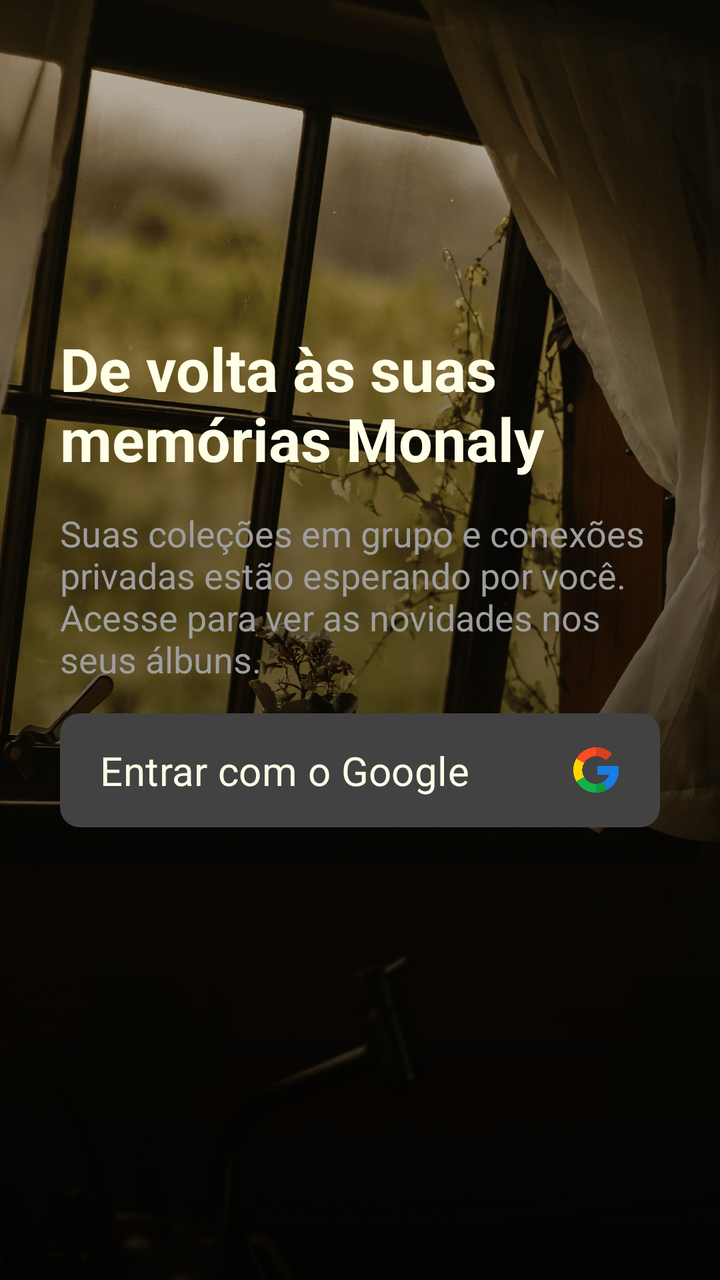
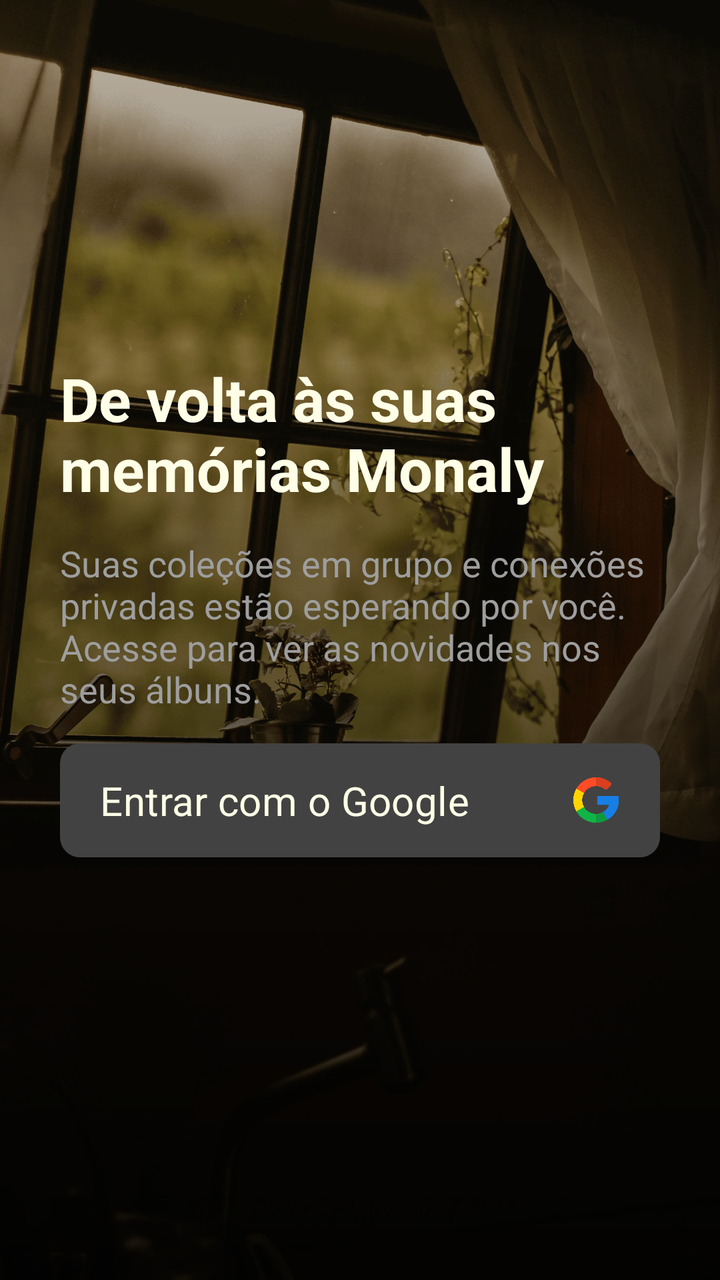

The first picture is an Android layout as it rendered before a commit; the second is the same layout after the commit. The layout source and the unified diff follow.
<!-- AndroidManifest.xml: application theme Theme.Monaly -->
<!-- res/layout/activity_login.xml -->
<?xml version="1.0" encoding="utf-8"?>
<androidx.constraintlayout.widget.ConstraintLayout
    xmlns:android="http://schemas.android.com/apk/res/android"
    xmlns:app="http://schemas.android.com/apk/res-auto"
    xmlns:tools="http://schemas.android.com/tools"
    android:id="@+id/main"
    android:layout_width="match_parent"
    android:layout_height="match_parent"
    tools:context=".ui.activity.LoginActivity"
    android:background="@color/black">

    <ImageView
        android:id="@+id/imageBackgroundLogin"
        android:layout_width="0dp"
        android:layout_height="0dp"
        android:scaleType="centerCrop"
        android:src="@drawable/img_background_login"
        app:layout_constraintBottom_toBottomOf="parent"
        app:layout_constraintEnd_toEndOf="parent"
        app:layout_constraintStart_toStartOf="parent"
        app:layout_constraintTop_toTopOf="parent" />

    <ImageView
        android:id="@+id/imageGradientEffect"
        android:layout_width="0dp"
        android:layout_height="0dp"
        android:src="@drawable/bg_gradient_black"
        android:alpha="0.8"
        app:layout_constraintBottom_toBottomOf="parent"
        app:layout_constraintEnd_toEndOf="parent"
        app:layout_constraintHorizontal_bias="0.0"
        app:layout_constraintStart_toStartOf="parent"
        app:layout_constraintTop_toTopOf="parent" />

    <TextView
        android:id="@+id/textTitleLogin"
        android:layout_width="0dp"
        android:layout_height="wrap_content"
        android:layout_marginStart="30dp"
        android:layout_marginEnd="30dp"
        android:layout_marginBottom="15dp"
        android:text="@string/login_title"
        android:textColor="@color/bage_neutral"
        android:textSize="30sp"
        app:layout_constraintBottom_toTopOf="@+id/textDescriptionLogin"
        app:layout_constraintEnd_toEndOf="parent"
        app:layout_constraintStart_toStartOf="parent" />


    <TextView
        android:id="@+id/textDescriptionLogin"
        android:layout_width="0dp"
        android:layout_height="wrap_content"
        android:layout_marginStart="30dp"
        android:layout_marginEnd="30dp"
        android:layout_marginBottom="15dp"
        android:text="@string/login_description"
        android:textColor="@color/gray_medium"
        android:textSize="18sp"
        app:layout_constraintBottom_toTopOf="@+id/buttonLoginGoogle"
        app:layout_constraintEnd_toEndOf="parent"
        app:layout_constraintHorizontal_bias="0.0"
        app:layout_constraintStart_toStartOf="parent" />

    <com.google.android.material.button.MaterialButton
        android:id="@+id/buttonLoginGoogle"
        android:layout_width="0dp"
        android:layout_height="57dp"
        android:layout_marginStart="30dp"
        android:layout_marginTop="130dp"
        android:layout_marginEnd="30dp"
        android:background="@drawable/drawable_background_button_gray_dark_10_dp"
        android:fontFamily="sans-serif"
        android:gravity="start|center_vertical"
        android:paddingStart="20dp"
        android:paddingEnd="20dp"
        android:text="@string/login_button"
        android:textAllCaps="false"
        android:textColor="@color/bage_neutral"
        android:textFontWeight="400"
        android:textSize="20sp"
        android:textStyle="normal"
        app:backgroundTint="@null"
        app:icon="@drawable/img_icon_google"
        app:iconGravity="end"
        app:iconSize="24dp"
        app:iconTint="@null"
        app:layout_constraintBottom_toBottomOf="parent"
        app:layout_constraintEnd_toEndOf="parent"
        app:layout_constraintStart_toStartOf="parent"
        app:layout_constraintTop_toTopOf="parent" />

</androidx.constraintlayout.widget.ConstraintLayout>
<!-- resources referenced by this layout -->
<resources>
  <color name="bage_neutral">#fffee7</color>
  <color name="black">#000000</color>
  <color name="gray_medium">#9E9E9E</color>
  <!-- drawable bg_gradient_black (drawable) -->
  <?xml version="1.0" encoding="utf-8"?>
  <shape xmlns:android="http://schemas.android.com/apk/res/android"
  
      android:shape="rectangle">
  
      <gradient
  
          android:angle="90"
          android:startColor="@color/black"
          android:endColor="#00000000"
          android:type="linear"/>
  
  </shape>
  <!-- drawable drawable_background_button_gray_dark_10_dp (drawable) -->
  <?xml version="1.0" encoding="utf-8"?>
  <shape xmlns:android="http://schemas.android.com/apk/res/android">
  
      <corners android:radius="10dp"/>
      <solid android:color="@color/gray_dark"/>
  
  </shape>
  <!-- drawable img_background_login: webp bitmap (drawable, 669746 bytes) -->
  <!-- drawable img_icon_google: webp bitmap (drawable, 15924 bytes) -->
  <string name="login_button">Entrar com o Google</string>
  <string name="login_description">Suas coleções em grupo e conexões privadas estão esperando por você. Acesse para ver as novidades nos seus álbuns.</string>
  <string name="login_title"><b>De volta às suas memórias Monaly</b></string>
  <style name="Theme.Monaly" parent="Base.Theme.Monaly" />
  <color name="gray_dark">#424242</color>
  <style name="Base.Theme.Monaly" parent="Theme.Material3.DayNight.NoActionBar">
  
          <item name="android:navigationBarColor">@color/black</item>
  
      </style>
</resources>

<!-- the commit's change to res/layout/activity_login.xml (unified diff, before → after) -->
@@ -67,7 +67,7 @@
         android:layout_width="0dp"
         android:layout_height="57dp"
         android:layout_marginStart="30dp"
-        android:layout_marginTop="130dp"
+        android:layout_marginTop="160dp"
         android:layout_marginEnd="30dp"
         android:background="@drawable/drawable_background_button_gray_dark_10_dp"
         android:fontFamily="sans-serif"
